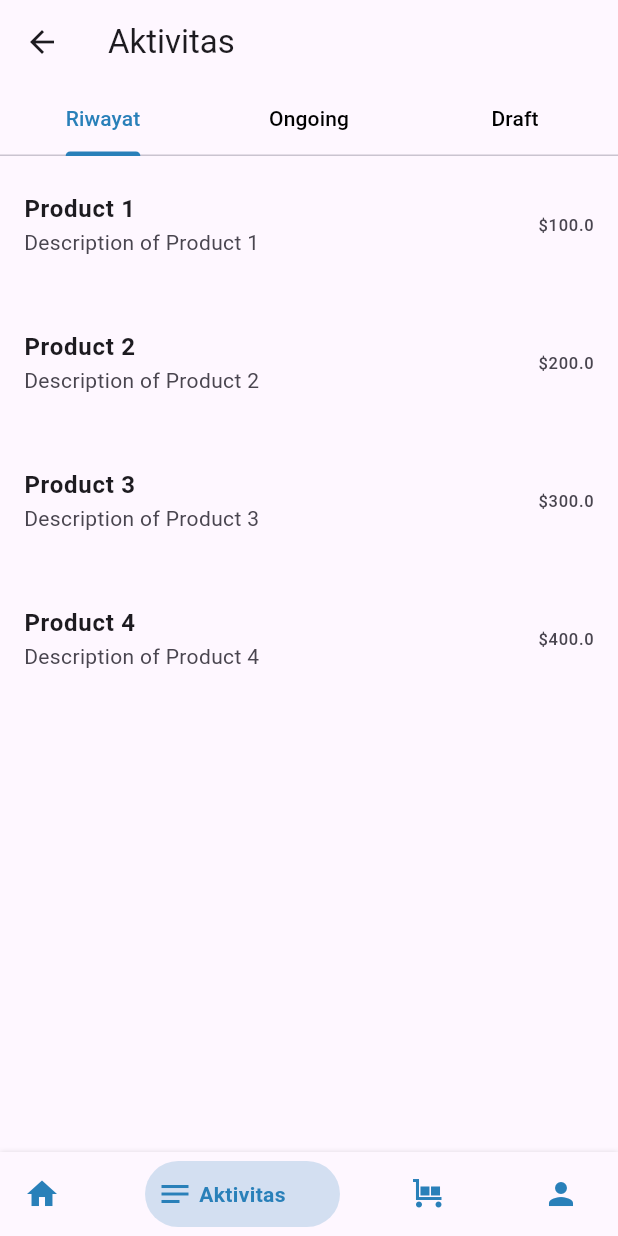
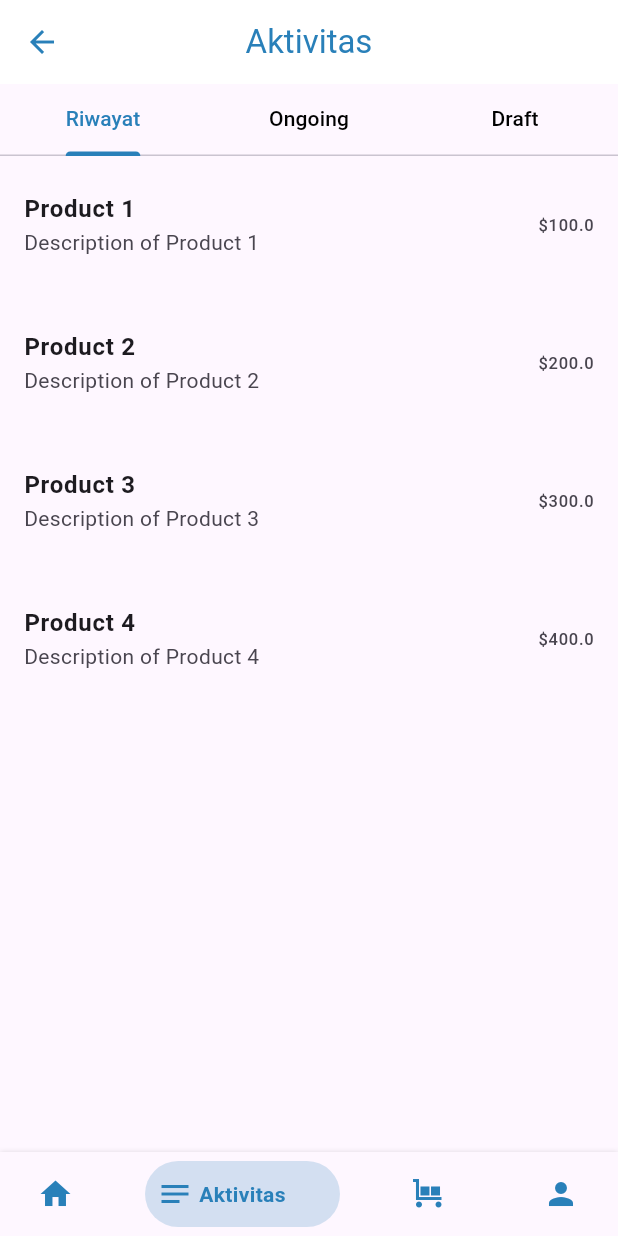
Before and after one commit to adisanwar/jastip_app, a Flutter app: the HomePage screen opened directly, swiped to page 2, on a phone screen of 412 x 824 dp. Run offline on Flutter 3.47's test engine with Material 3 defaults, Android fonts, the light colour scheme and no system bars; drawn by our look-alikes of bottom_navy_bar; our stand-ins replace connectivity_plus, dio, scroll_to_index, shared_preferences; accounts and stored records are empty; network calls fail.

Commit message:
styling cart

```diff
--- a/lib/Constant/urls.dart
+++ b/lib/Constant/urls.dart
@@ -1,6 +1,6 @@
 class Appurl {
-  static String baseUrl = 'http://10.10.1.123:3000/api/';
+  // static String baseUrl = 'http://10.10.1.123:3000/api/';
+  // static String imageUrl = 'http://10.10.1.123:3000/default';
+  static String baseUrl = 'http://192.168.1.2:3000/api/';
   static String imageUrl = 'http://10.10.1.123:3000/default';
-  // static String baseUrl = 'http://192.168.1.2:3000/api/';
-  // static String imageUrl = 'http://10.10.1.123:3000/default';
 }
--- a/lib/Screens/Activity/activity.dart
+++ b/lib/Screens/Activity/activity.dart
@@ -1,7 +1,6 @@
 import 'package:flutter/material.dart';
 import 'package:jastip_app/Styles/colors.dart';
 import 'package:scroll_to_index/scroll_to_index.dart';
-import 'package:vertical_scrollable_tabview/vertical_scrollable_tabview.dart';
 
 class ActivityScreen extends StatefulWidget {
   const ActivityScreen({Key? key}) : super(key: key);
@@ -33,7 +32,20 @@ class _ActivityScreenState extends State<ActivityScreen>
   @override
   Widget build(BuildContext context) {
     return Scaffold(
-      appBar: AppBar(title: const Text('Aktivitas')),
+      appBar:
+      AppBar(
+        title: const Text(
+          'Aktivitas',
+          style: TextStyle(color: primaryColor), // Mengatur warna teks
+        ),
+        centerTitle: true,
+        backgroundColor: white, // Jika ingin AppBar berwarna putih
+        elevation: 0, // Menghilangkan bayangan AppBar (opsional)
+        iconTheme: const IconThemeData(color: primaryColor), // Mengatur warna ikon (misalnya back button)
+      ),
+      // AppBar(title: const Text('Aktivitas', textS),
+      //
+      //   centerTitle: true,),
       body: Column(
         children: [
           TabBar(
--- a/lib/Screens/Home/home_page.dart
+++ b/lib/Screens/Home/home_page.dart
@@ -52,23 +52,29 @@ class _HomePageState extends State<HomePage> {
         onItemSelected: _onTap,
         items: [
           BottomNavyBarItem(
-            icon: const Icon(Icons.home),
-            title: const Text('Home'),
+            icon: Padding(
+              padding: const EdgeInsets.only(left: 9), // Atur padding vertikal
+              child: Icon(Icons.home),
+            ),
+            title: const Text('Beranda'),
             activeColor: primaryColor,
           ),
           BottomNavyBarItem(
-            icon: const Icon(Icons.notes),
+            icon: Icon(Icons.notes),
             title: const Text('Aktivitas'),
             activeColor: primaryColor,
           ),
           BottomNavyBarItem(
-            icon: const Icon(Icons.trolley),
-            title: const Text('Cart'),
+            icon: Icon(Icons.trolley),
+            title: const Text('Keranjang'),
             activeColor: primaryColor,
           ),
           BottomNavyBarItem(
-            icon: const Icon(Icons.person),
-            title: const Text('Users'),
+            icon: Padding(
+              padding: const EdgeInsets.only(right: 9),
+              child: Icon(Icons.person),
+            ),
+            title: const Text('Profil'),
             activeColor: primaryColor,
           ),
         ],
```
Also changed, not shown: lib/Screens/Cart/cart.dart (+160 -83 lines), lib/Screens/Home/main_screen.dart (+5 -5 lines), lib/Screens/Profile/profile.dart (+56 -7 lines).
